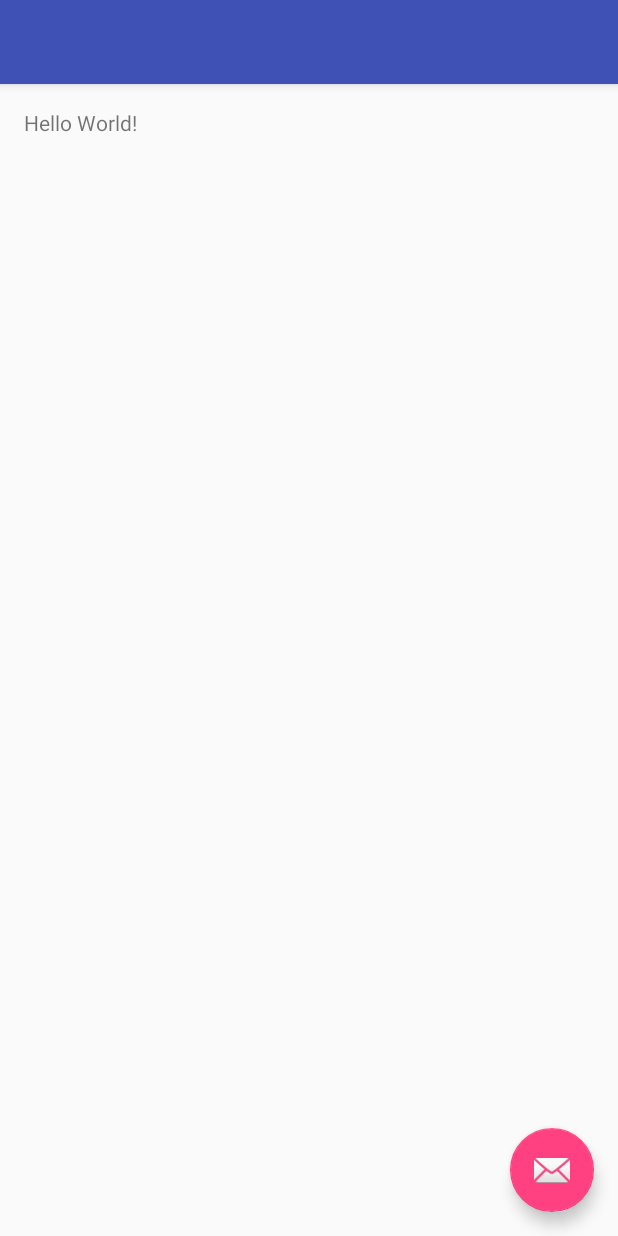
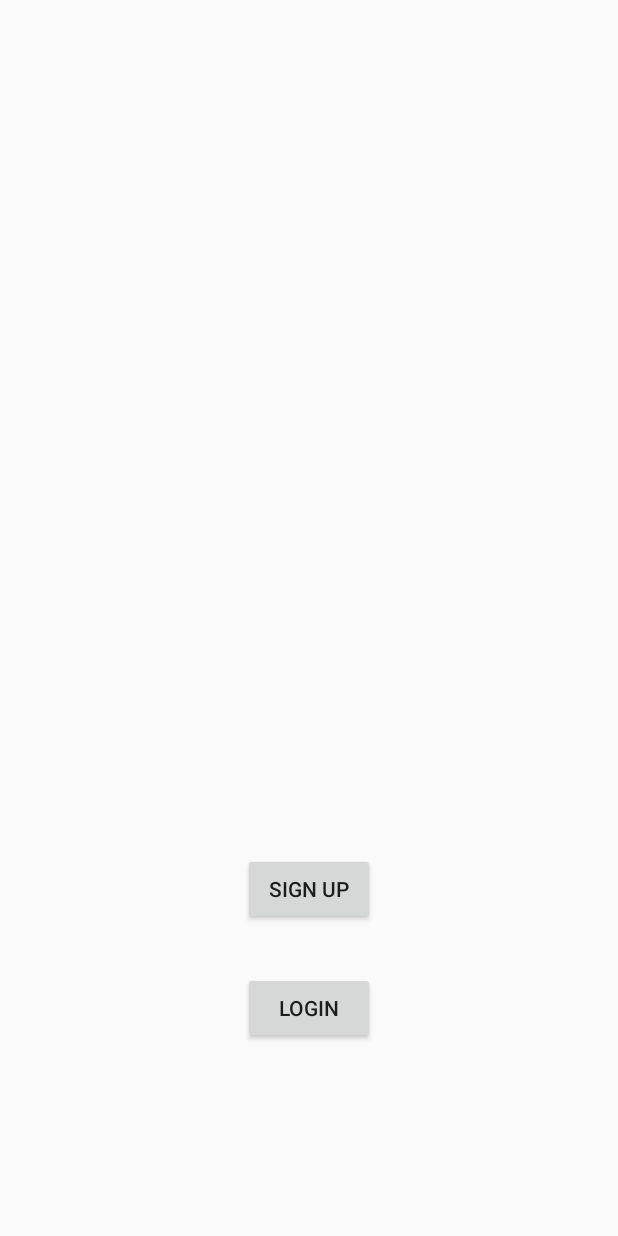
Before and after one commit to Kristie-Syda/CMP1602, an Android app: the screen it shows after launch (MainActivity), on a phone screen of 412 x 824 dp. Run offline under Robolectric (Android 15) with nearby library versions, the phone set to English and light mode, and no system bars; libraries missing offline, so code that uses them is left out: com.parse; 2 statements that could not run were skipped.

Commit message:
sign up activity & frag...started parse

```diff
--- a/Android/FriendKeeper/app/build.gradle
+++ b/Android/FriendKeeper/app/build.gradle
@@ -24,4 +24,6 @@ dependencies {
     testCompile 'junit:junit:4.12'
     compile 'com.android.support:appcompat-v7:23.1.1'
     compile 'com.android.support:design:23.1.1'
+    compile 'com.parse.bolts:bolts-android:1.4.0'
+    compile 'com.parse:parse-android:1.13.0'
 }
--- a/Android/FriendKeeper/app/src/main/java/com/example/kristie_syda/friendkeeper/MainActivity.java
+++ b/Android/FriendKeeper/app/src/main/java/com/example/kristie_syda/friendkeeper/MainActivity.java
@@ -4,6 +4,8 @@ import android.os.Bundle;
 import android.support.v7.app.AppCompatActivity;
 import android.view.Menu;
 import android.view.MenuItem;
+
+import com.parse.Parse;
 
 /**
  * Created by Kristie_Syda on 2/4/16.
@@ -16,6 +18,15 @@ public class MainActivity extends AppCompatActivity {
         super.onCreate(savedInstanceState);
         setContentView(R.layout.activity_main);
 
+        //Init Parse
+        Parse.enableLocalDatastore(this);
+        Parse.initialize(this);
+
+        if(savedInstanceState == null){
+            //Load up Main Fragment
+            MainFragment frag = MainFragment.newInstance();
+            getFragmentManager().beginTransaction().replace(R.id.holder,frag,MainFragment.TAG).commit();
+        }
     }
 
     @Override
--- a/Android/FriendKeeper/app/src/main/java/com/example/kristie_syda/friendkeeper/MainFragment.java
+++ b/Android/FriendKeeper/app/src/main/java/com/example/kristie_syda/friendkeeper/MainFragment.java
@@ -1,6 +1,7 @@
 package com.example.kristie_syda.friendkeeper;
 
 import android.app.Fragment;
+import android.content.Intent;
 import android.os.Bundle;
 import android.support.annotation.Nullable;
 import android.view.LayoutInflater;
@@ -12,6 +13,7 @@ import android.widget.Button;
  * Created by Kristie_Syda on 2/4/16.
  */
 public class MainFragment extends Fragment {
+    public static final String TAG = "MainFragment.TAG";
 
     //FACTORY METHODS
     public static MainFragment newInstance(){
@@ -34,6 +36,13 @@ public class MainFragment extends Fragment {
 
         //Sign Up Button & Listener
         Button signUp = (Button) getView().findViewById(R.id.btn_signUp);
+        signUp.setOnClickListener(new View.OnClickListener() {
+            @Override
+            public void onClick(View v) {
+                Intent sIntent = new Intent(getActivity(),SignUpActivity.class);
+                startActivity(sIntent);
+            }
+        });
 
         //Login Button & Listener
         Button login = (Button) getView().findViewById(R.id.btn_login);
--- a/Android/FriendKeeper/app/src/main/res/layout/activity_main.xml
+++ b/Android/FriendKeeper/app/src/main/res/layout/activity_main.xml
@@ -1,34 +1,14 @@
 <?xml version="1.0" encoding="utf-8"?>
-<android.support.design.widget.CoordinatorLayout xmlns:android="http://schemas.android.com/apk/res/android"
-    xmlns:app="http://schemas.android.com/apk/res-auto"
+<RelativeLayout xmlns:android="http://schemas.android.com/apk/res/android"
     xmlns:tools="http://schemas.android.com/tools"
     android:layout_width="match_parent"
     android:layout_height="match_parent"
-    android:fitsSystemWindows="true"
     tools:context="com.example.kristie_syda.friendkeeper.MainActivity">
 
-    <android.support.design.widget.AppBarLayout
+    <FrameLayout
         android:layout_width="match_parent"
-        android:layout_height="wrap_content"
-        android:theme="@style/AppTheme.AppBarOverlay">
+        android:layout_height="match_parent"
+        android:id="@+id/holder">
+    </FrameLayout>
 
-        <android.support.v7.widget.Toolbar
-            android:id="@+id/toolbar"
-            android:layout_width="match_parent"
-            android:layout_height="?attr/actionBarSize"
-            android:background="?attr/colorPrimary"
-            app:popupTheme="@style/AppTheme.PopupOverlay" />
-
-    </android.support.design.widget.AppBarLayout>
-
-    <include layout="@layout/content_main" />
-
-    <android.support.design.widget.FloatingActionButton
-        android:id="@+id/fab"
-        android:layout_width="wrap_content"
-        android:layout_height="wrap_content"
-        android:layout_gravity="bottom|end"
-        android:layout_margin="@dimen/fab_margin"
-        android:src="@android:drawable/ic_dialog_email" />
-
-</android.support.design.widget.CoordinatorLayout>
+</RelativeLayout>
--- a/Android/FriendKeeper/app/src/main/res/layout/content_main.xml
+++ /dev/null
@@ -1,19 +0,0 @@
-<?xml version="1.0" encoding="utf-8"?>
-<RelativeLayout xmlns:android="http://schemas.android.com/apk/res/android"
-    xmlns:app="http://schemas.android.com/apk/res-auto"
-    xmlns:tools="http://schemas.android.com/tools"
-    android:layout_width="match_parent"
-    android:layout_height="match_parent"
-    android:paddingBottom="@dimen/activity_vertical_margin"
-    android:paddingLeft="@dimen/activity_horizontal_margin"
-    android:paddingRight="@dimen/activity_horizontal_margin"
-    android:paddingTop="@dimen/activity_vertical_margin"
-    app:layout_behavior="@string/appbar_scrolling_view_behavior"
-    tools:context="com.example.kristie_syda.friendkeeper.MainActivity"
-    tools:showIn="@layout/activity_main">
-
-    <TextView
-        android:layout_width="wrap_content"
-        android:layout_height="wrap_content"
-        android:text="Hello World!" />
-</RelativeLayout>
--- /dev/null
+++ b/Android/FriendKeeper/app/src/main/res/layout/frag_add.xml
@@ -0,0 +1,5 @@
+<?xml version="1.0" encoding="utf-8"?>
+<RelativeLayout xmlns:android="http://schemas.android.com/apk/res/android"
+    android:layout_width="match_parent" android:layout_height="match_parent">
+
+</RelativeLayout>
--- a/Android/FriendKeeper/app/src/main/res/layout/frag_main.xml
+++ b/Android/FriendKeeper/app/src/main/res/layout/frag_main.xml
@@ -18,6 +18,5 @@
         android:id="@+id/btn_login"
         android:layout_alignTop="@+id/btn_signUp"
         android:layout_alignStart="@+id/btn_signUp"
-        android:layout_marginTop="79dp"
-        android:layout_alignEnd="@+id/btn_signUp" />
+        android:layout_marginTop="79dp" />
 </RelativeLayout>
```
Also changed, not shown: Android/FriendKeeper/app/src/main/AndroidManifest.xml (+14 -0 lines), Android/FriendKeeper/app/src/main/java/com/example/kristie_syda/friendkeeper/SignUpActivity.java (added, +22 -0 lines), Android/FriendKeeper/app/src/main/java/com/example/kristie_syda/friendkeeper/SignUpFragment.java (added, +71 -0 lines), Android/FriendKeeper/app/src/main/res/layout/frag_signup.xml (added, +128 -0 lines).
